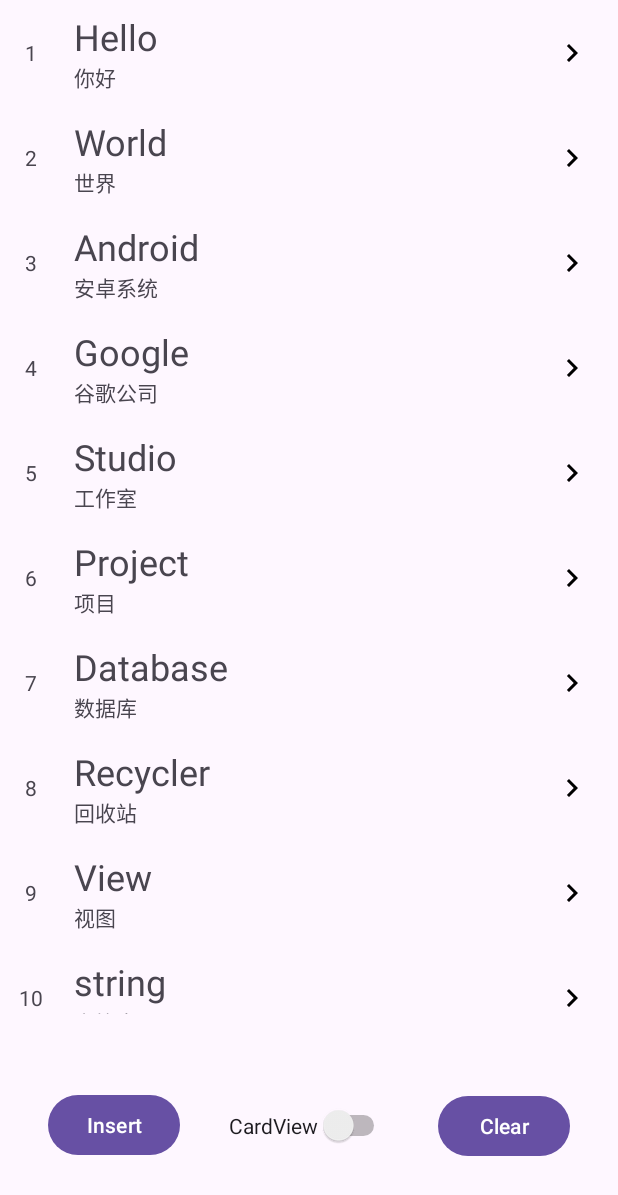
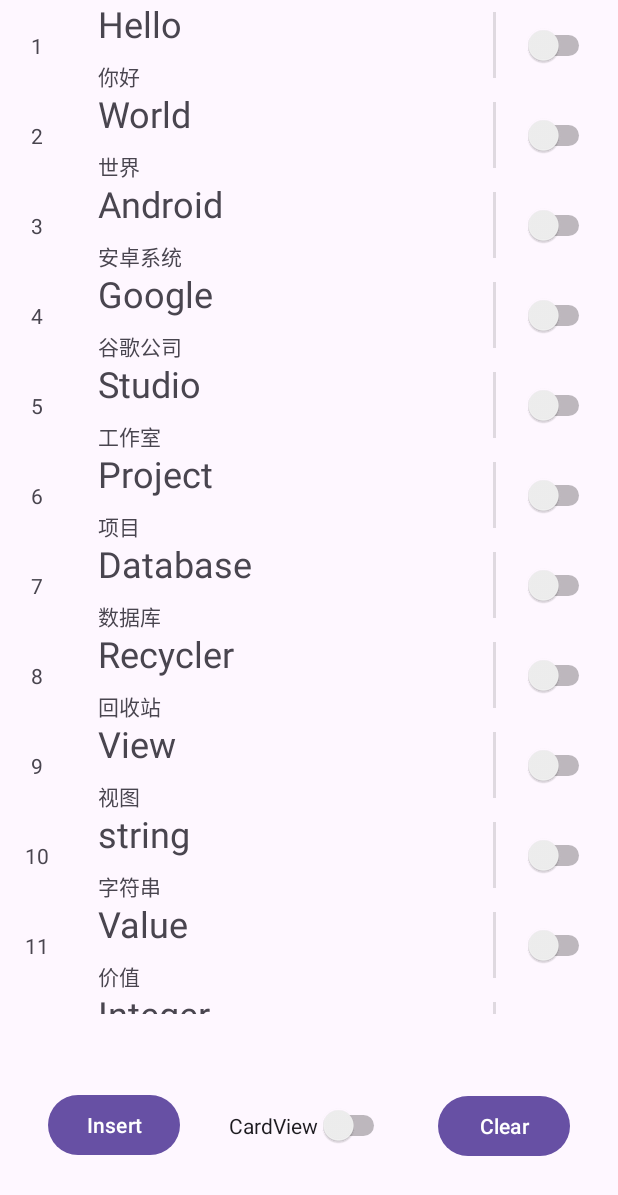
Before and after one commit to zuazhk/android1, an Android app: the screen it shows after launch (MainActivity), after a tap on "Insert", on a phone screen of 412 x 824 dp. Shown: the top 1195 px of the screen. Run offline under Robolectric (Android 15) with nearby library versions, the phone set to English and light mode, and no system bars; our stand-ins replace Room's generated code.

Commit message:
视频教程room5:数据库的版本管理(补)

```diff
--- a/app/src/main/java/com/example/room1basic/MainActivity.java
+++ b/app/src/main/java/com/example/room1basic/MainActivity.java
@@ -21,11 +21,12 @@ public class MainActivity extends AppCompatActivity {
         super.onCreate(savedInstanceState);
         setContentView(R.layout.activity_main);
         wordViewModel = new ViewModelProvider(this).get(WordViewModel.class);
+        myAdapter1 = new MyAdapter(false, wordViewModel);
+        myAdapter2 = new MyAdapter(true, wordViewModel);
+
         recyclerView = findViewById(R.id.recyclerView);
-        myAdapter1 = new MyAdapter(false);
-        myAdapter2 = new MyAdapter(true);
         recyclerView.setLayoutManager(new LinearLayoutManager(this));
-        recyclerView.setAdapter(myAdapter1);
+        recyclerView.setAdapter(myAdapter1); //默认为myAdapter1
 
         aSwitch = findViewById(R.id.switch1); //开关切换显示模式
         aSwitch.setOnCheckedChangeListener((compoundButton, isChanged) -> {
@@ -35,11 +36,16 @@ public class MainActivity extends AppCompatActivity {
                 recyclerView.setAdapter(myAdapter1);
             }
         });
+
         wordViewModel.getAllWordsLive().observe(this, words -> {
+            int temp = myAdapter1.getItemCount();
             myAdapter1.setAllWords(words);
-            myAdapter1.notifyDataSetChanged(); //刷新视图
             myAdapter2.setAllWords(words);
-            myAdapter2.notifyDataSetChanged(); //刷新视图
+            if (temp != words.size()) {
+                myAdapter1.notifyDataSetChanged(); //刷新视图
+                myAdapter2.notifyDataSetChanged(); //刷新视图
+            }
+
 
         });
 
--- a/app/src/main/java/com/example/room1basic/MyAdapter.java
+++ b/app/src/main/java/com/example/room1basic/MyAdapter.java
@@ -5,6 +5,8 @@ import android.net.Uri;
 import android.view.LayoutInflater;
 import android.view.View;
 import android.view.ViewGroup;
+import android.widget.CompoundButton;
+import android.widget.Switch;
 import android.widget.TextView;
 
 import androidx.annotation.NonNull;
@@ -18,9 +20,12 @@ public class MyAdapter extends RecyclerView.Adapter<MyAdapter.MyViewHolder> {
     // 定义一个List类型的变量allWords，用于存储所有的单词
     private List<Word> allWords = new ArrayList<>();
     private boolean userCardView;
+    private WordViewModel wordViewModel;
 
-    MyAdapter(boolean userCardView) {
+    MyAdapter(boolean userCardView, WordViewModel wordViewModel) {
         this.userCardView = userCardView;
+        this.wordViewModel = wordViewModel;
+
     }
 
     // 定义一个方法setAllWords，用于设置allWords的值
@@ -35,9 +40,9 @@ public class MyAdapter extends RecyclerView.Adapter<MyAdapter.MyViewHolder> {
         LayoutInflater layoutInflater = LayoutInflater.from(parent.getContext());
         View itemView;
         if (userCardView) {
-            itemView = layoutInflater.inflate(R.layout.cell_card, parent, false); //加载卡片式的视图
+            itemView = layoutInflater.inflate(R.layout.cell_card_2, parent, false); //加载卡片式的视图
         } else {
-            itemView = layoutInflater.inflate(R.layout.cell_normal, parent, false); //加载列表式的视图
+            itemView = layoutInflater.inflate(R.layout.cell_normal_2, parent, false); //加载列表式的视图
         }
         return new MyViewHolder(itemView);
     }
@@ -49,6 +54,33 @@ public class MyAdapter extends RecyclerView.Adapter<MyAdapter.MyViewHolder> {
         holder.textViewNumber.setText(String.valueOf(position + 1));
         holder.textViewEnglish.setText(word.getWord());
         holder.textViewChinese.setText(word.getChineseMeaning());
+
+        //aSwitchChineseInvisible 显示逻辑
+        holder.aSwitchChineseInvisible.setOnCheckedChangeListener(null); //防止重复设置监听器
+        if (word.isChineseInvisible()) {
+            holder.textViewChinese.setVisibility(View.GONE); //gone:不显示 不占位置
+//          holder.textViewChinese.setVisibility(View.INVISIBLE); //INVISIBLE:不显示 占位置
+            holder.aSwitchChineseInvisible.setChecked(true);
+            //
+        } else {
+            holder.textViewChinese.setVisibility(View.VISIBLE);//visible:显示 占位置
+            holder.aSwitchChineseInvisible.setChecked(false);
+        }
+        holder.aSwitchChineseInvisible.setOnCheckedChangeListener(new CompoundButton.OnCheckedChangeListener() {
+            @Override
+            public void onCheckedChanged(CompoundButton compoundButton, boolean isChecked) {
+                if (isChecked) {
+                    holder.textViewChinese.setVisibility(View.GONE);
+                    word.setChineseInvisible(true);
+                    wordViewModel.updateWords(word); //在数据库中更新
+                } else {
+                    holder.textViewChinese.setVisibility(View.VISIBLE);
+                    word.setChineseInvisible(false);
+                    wordViewModel.updateWords(word);
+                }
+            }
+        });
+
         holder.itemView.setOnClickListener(new View.OnClickListener() {
             @Override
             public void onClick(View view) {
@@ -68,12 +100,14 @@ public class MyAdapter extends RecyclerView.Adapter<MyAdapter.MyViewHolder> {
 
     static class MyViewHolder extends RecyclerView.ViewHolder {
         TextView textViewNumber, textViewEnglish, textViewChinese;
+        Switch aSwitchChineseInvisible;
 
         MyViewHolder(@NonNull View itemView) {
             super(itemView);
             textViewNumber = itemView.findViewById(R.id.textViewNumber);
             textViewEnglish = itemView.findViewById(R.id.textViewEnglish);
             textViewChinese = itemView.findViewById(R.id.textViewChinese);
+            aSwitchChineseInvisible = itemView.findViewById(R.id.switchChineseInvisible);
         }
     }
 }
--- a/app/src/main/java/com/example/room1basic/Word.java
+++ b/app/src/main/java/com/example/room1basic/Word.java
@@ -12,6 +12,17 @@ public class Word {
     private String word;
     @ColumnInfo(name = "chinese_meaning")
     private String chineseMeaning;
+
+    public boolean isChineseInvisible() {
+        return chineseInvisible;
+    }
+
+    public void setChineseInvisible(boolean chineseInvisible) {
+        this.chineseInvisible = chineseInvisible;
+    }
+
+    @ColumnInfo(name = "chinese_invisible")
+    private boolean chineseInvisible;
 
     public Word(String word, String chineseMeaning) {
         this.word = word;
--- a/app/src/main/java/com/example/room1basic/WordDatabase.java
+++ b/app/src/main/java/com/example/room1basic/WordDatabase.java
@@ -9,7 +9,7 @@ import androidx.room.migration.Migration;
 import androidx.sqlite.db.SupportSQLiteDatabase;
 
 //singleton  单例模式
-@Database(entities = {Word.class}, version = 4, exportSchema = false)//当数据库结构更新时，需改动version的值
+@Database(entities = {Word.class}, version = 5, exportSchema = false)//当数据库结构更新时，需改动version的值
 public abstract class WordDatabase extends RoomDatabase {
     private static WordDatabase INSTANCE;
 
@@ -17,7 +17,8 @@ public abstract class WordDatabase extends RoomDatabase {
         if (INSTANCE == null) {
             INSTANCE = Room.databaseBuilder(context.getApplicationContext(), WordDatabase.class, "word_database")
 //                    .fallbackToDestructiveMigration()//如果数据库版本升级，会先删除原数据库，再创建新数据库
-                    .addMigrations(MIGRATION_3_4) // 指定升级数据库的迁移策略
+//                    .addMigrations(MIGRATION_3_4) // 指定升级数据库的迁移策略
+                    .addMigrations(MIGRATION_4_5) // 指定升级数据库的迁移策略
                     .build();
         }
         return INSTANCE;
@@ -46,4 +47,11 @@ public abstract class WordDatabase extends RoomDatabase {
         }
     };
 
+    static final Migration MIGRATION_4_5 = new Migration(4, 5) { //数据库版本从4升级到5 添加字段
+        @Override
+        public void migrate(SupportSQLiteDatabase database) {
+            database.execSQL("ALTER TABLE word ADD COLUMN chinese_invisible INTEGER NOT NULL DEFAULT 0");
+        }
+    };
+
 }
--- /dev/null
+++ b/app/src/main/res/layout/cell_normal_2.xml
@@ -0,0 +1,104 @@
+<?xml version="1.0" encoding="utf-8"?>
+<androidx.constraintlayout.widget.ConstraintLayout xmlns:android="http://schemas.android.com/apk/res/android"
+    xmlns:app="http://schemas.android.com/apk/res-auto"
+    xmlns:tools="http://schemas.android.com/tools"
+    android:layout_width="match_parent"
+    android:layout_height="60dp">
+
+    <View
+        android:id="@+id/divider"
+        android:layout_width="2dp"
+        android:layout_height="0dp"
+        android:layout_marginTop="8dp"
+        android:layout_marginBottom="8dp"
+        android:background="?android:attr/listDivider"
+        app:layout_constraintBottom_toBottomOf="parent"
+        app:layout_constraintEnd_toEndOf="@+id/guideline6"
+        app:layout_constraintStart_toStartOf="@+id/guideline6"
+        app:layout_constraintTop_toTopOf="parent" />
+
+    <androidx.constraintlayout.widget.ConstraintLayout
+        android:id="@+id/constraintLayout2"
+        android:layout_width="0dp"
+        android:layout_height="match_parent"
+        android:background="?attr/selectableItemBackground"
+        app:layout_constraintBottom_toBottomOf="parent"
+        app:layout_constraintEnd_toStartOf="@+id/guideline6"
+        app:layout_constraintHorizontal_bias="1.0"
+        app:layout_constraintStart_toStartOf="parent"
+        app:layout_constraintTop_toTopOf="parent"
+        app:layout_constraintVertical_bias="1.0">
+
+        <androidx.constraintlayout.widget.Guideline
+            android:id="@+id/guideline8"
+            android:layout_width="wrap_content"
+            android:layout_height="wrap_content"
+            android:orientation="vertical"
+            app:layout_constraintGuide_percent="0.15" />
+
+        <TextView
+            android:id="@+id/textViewNumber"
+            android:layout_width="wrap_content"
+            android:layout_height="wrap_content"
+            android:text="TextView"
+            app:layout_constraintBottom_toBottomOf="parent"
+            app:layout_constraintEnd_toStartOf="@+id/guideline8"
+            app:layout_constraintStart_toStartOf="parent"
+            app:layout_constraintTop_toTopOf="parent"
+            tools:text="1" />
+
+        <TextView
+            android:id="@+id/textViewEnglish"
+            android:layout_width="wrap_content"
+            android:layout_height="wrap_content"
+            android:layout_marginStart="16dp"
+            android:layout_marginTop="8dp"
+            android:layout_marginBottom="8dp"
+            android:text="TextView"
+            android:textSize="24sp"
+            app:layout_constraintBottom_toTopOf="@+id/textViewChinese"
+            app:layout_constraintEnd_toEndOf="parent"
+            app:layout_constraintHorizontal_bias="0.0"
+            app:layout_constraintStart_toStartOf="@+id/guideline8"
+            app:layout_constraintTop_toTopOf="parent" />
+
+        <TextView
+            android:id="@+id/textViewChinese"
+            android:layout_width="wrap_content"
+            android:layout_height="wrap_content"
+            android:layout_marginBottom="8dp"
+            android:text="TextView"
+            app:layout_constraintBottom_toBottomOf="parent"
+            app:layout_constraintStart_toStartOf="@+id/textViewEnglish"
+            app:layout_constraintTop_toBottomOf="@+id/textViewEnglish" />
+    </androidx.constraintlayout.widget.ConstraintLayout>
+
+    <androidx.constraintlayout.widget.ConstraintLayout
+        android:id="@+id/constraintLayout"
+        android:layout_width="0dp"
+        android:layout_height="match_parent"
+        app:layout_constraintBottom_toBottomOf="parent"
+        app:layout_constraintEnd_toEndOf="parent"
+        app:layout_constraintStart_toStartOf="@+id/guideline6"
+        app:layout_constraintTop_toTopOf="parent">
+
+        <Switch
+            android:id="@+id/switchChineseInvisible"
+            android:layout_width="wrap_content"
+            android:layout_height="0dp"
+            android:paddingStart="30dp"
+            android:paddingEnd="15dp"
+            app:layout_constraintBottom_toBottomOf="parent"
+            app:layout_constraintEnd_toEndOf="parent"
+            app:layout_constraintStart_toStartOf="parent"
+            app:layout_constraintTop_toTopOf="parent" />
+    </androidx.constraintlayout.widget.ConstraintLayout>
+
+    <androidx.constraintlayout.widget.Guideline
+        android:id="@+id/guideline6"
+        android:layout_width="wrap_content"
+        android:layout_height="wrap_content"
+        android:orientation="vertical"
+        app:layout_constraintGuide_percent="0.8" />
+
+</androidx.constraintlayout.widget.ConstraintLayout>
```
Also changed, not shown: app/src/main/res/layout/cell_card_2.xml (added, +119 -0 lines).
